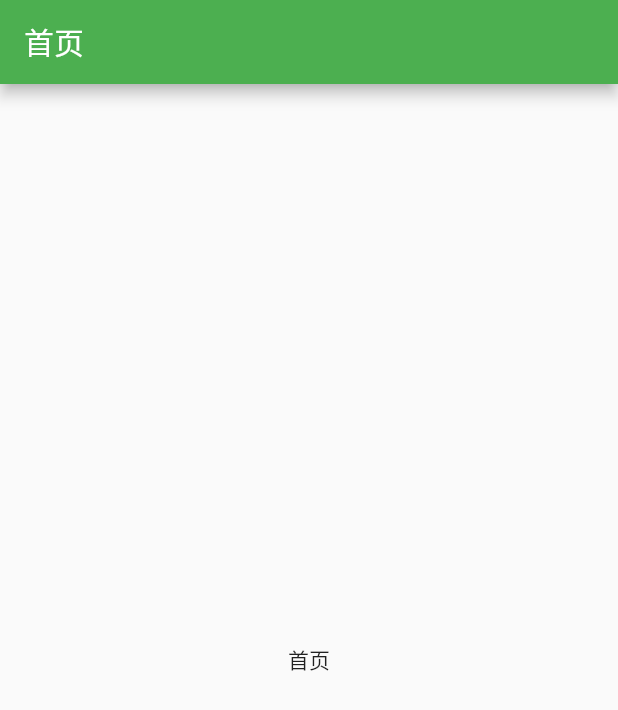
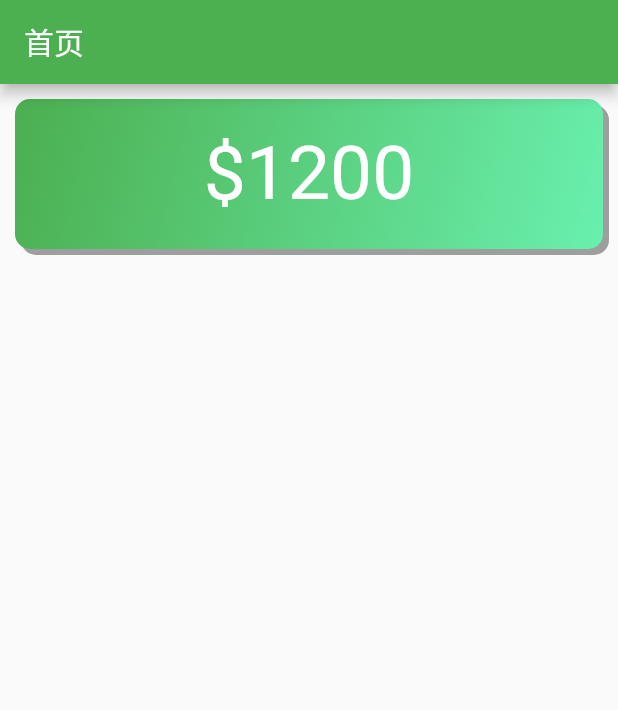
Before and after one commit to ChinaShrimp/spend_tracker, a Flutter app: the screen it shows after launch, on a phone screen of 412 x 824 dp. Shown: the top 710 px of the screen. Run offline on Flutter 3.47's test engine with Material 2 defaults, Android fonts, the phone set to English and light mode, and no system bars.

Commit message:
add display block

```diff
--- a/lib/pages/home/home_page.dart
+++ b/lib/pages/home/home_page.dart
@@ -3,9 +3,43 @@ import 'package:flutter/material.dart';
 class HomePage extends StatelessWidget {
   @override
   Widget build(BuildContext context) {
-    return Container(
-      child: Scaffold(
-          appBar: AppBar(title: Text('首页')), body: Center(child: Text('首页'))),
+    return Scaffold(
+      appBar: AppBar(title: Text('首页')),
+      body: Column(
+        crossAxisAlignment: CrossAxisAlignment.stretch,
+        children: <Widget>[
+          Container(
+            height: 100,
+            margin: EdgeInsets.all(10),
+            decoration: BoxDecoration(
+              color: Colors.green,
+              gradient: LinearGradient(
+                colors: [
+                  Colors.green,
+                  Colors.greenAccent,
+                ],
+                begin: Alignment.topLeft,
+                end: Alignment.bottomRight,
+              ),
+              boxShadow: [
+                BoxShadow(
+                  color: Colors.grey,
+                  offset: Offset(4, 4),
+                ),
+              ],
+              borderRadius: BorderRadius.all(Radius.circular(10)),
+            ),
+            alignment: Alignment.center,
+            child: Text(
+              '\$1200',
+              style: TextStyle(
+                fontSize: 50,
+                color: Colors.white,
+              ),
+            ),
+          ),
+        ],
+      ),
     );
   }
 }
```
Also changed, not shown: 5 other files.
